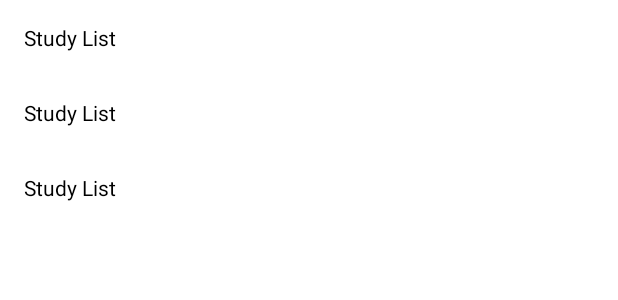
After one commit to jhamin0511/MyStudy, an Android app: the layout activity_study.xml on its own in the app's theme, with its tools: preview values and no code run, on a phone screen of 412 x 824 dp. The commit adds this screen. Shown: the top 300 px of the screen. Run offline under Robolectric (Android 15) with nearby library versions, the phone set to English and light mode, and no system bars.

Commit message:
feat: StudyList

```diff
--- a/app/src/main/AndroidManifest.xml
+++ b/app/src/main/AndroidManifest.xml
@@ -11,7 +11,7 @@
         android:supportsRtl="true"
         android:theme="@style/Theme.MyStudy">
         <activity
-            android:name=".MainActivity"
+            android:name=".ui.StudyActivity"
             android:exported="true">
             <intent-filter>
                 <action android:name="android.intent.action.MAIN" />
--- /dev/null
+++ b/app/src/main/java/com/github/jhamin0511/mystudy/data/StudyVo.kt
@@ -0,0 +1,5 @@
+package com.github.jhamin0511.mystudy.data
+
+data class StudyVo(
+    val content: String
+)
--- /dev/null
+++ b/app/src/main/java/com/github/jhamin0511/mystudy/widget/AdapterClickListener.kt
@@ -0,0 +1,6 @@
+package com.github.jhamin0511.mystudy.widget
+
+interface AdapterClickListener<ITEM> {
+    fun onClickListener(position: Int, item: ITEM)
+    fun onLongClickListener(position: Int, item: ITEM) = false
+}
--- /dev/null
+++ b/app/src/main/res/layout/activity_study.xml
@@ -0,0 +1,17 @@
+<?xml version="1.0" encoding="utf-8"?>
+<layout xmlns:android="http://schemas.android.com/apk/res/android"
+    xmlns:app="http://schemas.android.com/apk/res-auto"
+    xmlns:tools="http://schemas.android.com/tools">
+
+    <androidx.constraintlayout.widget.ConstraintLayout
+        android:layout_width="match_parent"
+        android:layout_height="match_parent">
+
+        <androidx.recyclerview.widget.RecyclerView
+            android:id="@+id/list"
+            android:layout_width="match_parent"
+            android:layout_height="match_parent"
+            app:layoutManager="androidx.recyclerview.widget.LinearLayoutManager"
+            tools:listitem="@layout/item_study" />
+    </androidx.constraintlayout.widget.ConstraintLayout>
+</layout>
--- /dev/null
+++ b/app/src/main/res/layout/item_study.xml
@@ -0,0 +1,37 @@
+<?xml version="1.0" encoding="utf-8"?>
+<layout xmlns:android="http://schemas.android.com/apk/res/android"
+    xmlns:app="http://schemas.android.com/apk/res-auto"
+    xmlns:tools="http://schemas.android.com/tools">
+
+    <data>
+
+        <variable
+            name="vo"
+            type="com.github.jhamin0511.mystudy.data.StudyVo" />
+    </data>
+
+    <androidx.constraintlayout.widget.ConstraintLayout
+        style="@style/HolderItem"
+        android:layout_width="match_parent"
+        android:layout_height="wrap_content"
+        android:minHeight="@dimen/height_item_large">
+
+        <androidx.constraintlayout.widget.Guideline
+            android:id="@+id/guide_start"
+            android:layout_width="wrap_content"
+            android:layout_height="wrap_content"
+            android:orientation="vertical"
+            app:layout_constraintGuide_begin="@dimen/space_large" />
+
+        <TextView
+            android:id="@+id/tv_content"
+            style="@style/TextView.Content"
+            android:layout_width="wrap_content"
+            android:layout_height="wrap_content"
+            android:text="@{vo.content}"
+            app:layout_constraintBottom_toBottomOf="parent"
+            app:layout_constraintStart_toStartOf="@id/guide_start"
+            app:layout_constraintTop_toTopOf="parent"
+            tools:text="Study List" />
+    </androidx.constraintlayout.widget.ConstraintLayout>
+</layout>
--- /dev/null
+++ b/app/src/main/res/values/styles.xml
@@ -0,0 +1,17 @@
+<?xml version="1.0" encoding="utf-8"?>
+<resources>
+
+    <style name="TextView.Title" parent="Widget.AppCompat.TextView">
+        <item name="android:textColor">@color/gray</item>
+        <item name="android:textSize">@dimen/text_small</item>
+    </style>
+
+    <style name="TextView.Content" parent="Widget.AppCompat.TextView">
+        <item name="android:textColor">@color/black</item>
+        <item name="android:textSize">@dimen/text_medium</item>
+    </style>
+
+    <style name="HolderItem">
+        <item name="android:foreground">?attr/selectableItemBackground</item>
+    </style>
+</resources>
```
Also changed, not shown: app/build.gradle (+34 -3 lines), app/src/main/java/com/github/jhamin0511/mystudy/MainActivity.kt (deleted, +0 -13 lines), app/src/main/java/com/github/jhamin0511/mystudy/ui/StudyActivity.kt (added, +36 -0 lines), app/src/main/java/com/github/jhamin0511/mystudy/ui/StudyAdapter.kt (added, +24 -0 lines), app/src/main/java/com/github/jhamin0511/mystudy/ui/StudyHolder.kt (added, +28 -0 lines), app/src/main/java/com/github/jhamin0511/mystudy/widget/AdapterItem.kt (added, +11 -0 lines), app/src/main/java/com/github/jhamin0511/mystudy/widget/BaseAdapter.kt (added, +51 -0 lines), app/src/main/java/com/github/jhamin0511/mystudy/widget/BaseHolder.kt (added, +23 -0 lines), app/src/main/java/com/github/jhamin0511/mystudy/widget/RecyclerExt.kt (added, +11 -0 lines), app/src/main/res/layout/activity_main.xml (deleted, +0 -18 lines), app/src/main/res/values/colors.xml (+11 -1 lines), app/src/main/res/values/dimens.xml (added, +27 -0 lines).
